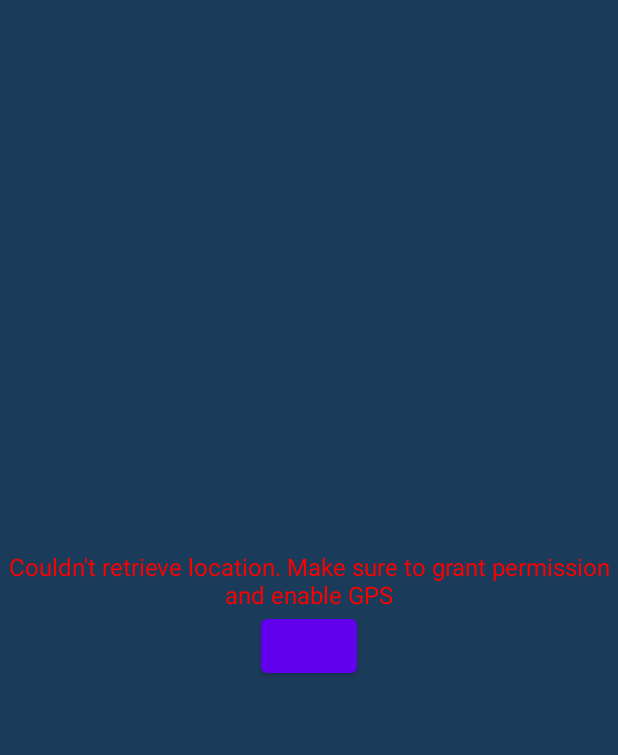
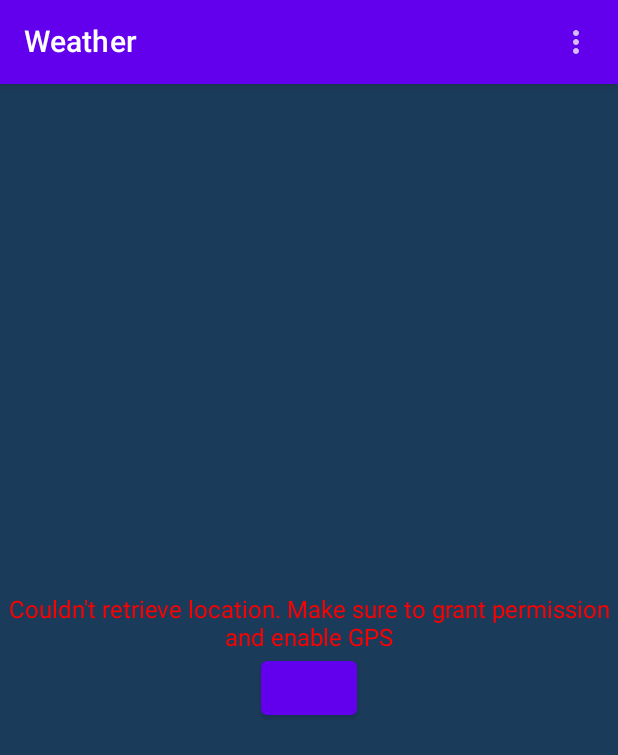
Before and after one commit to mahmoudhamdyae/Weather, an Android app built with Jetpack Compose: the screen it shows after launch (MainActivity), on a phone screen of 412 x 824 dp. Shown: the top 755 px of the screen. Run offline under Robolectric (Android 15) with nearby library versions, the phone set to English and light mode, and no system bars; our stand-ins replace Dagger/Hilt's generated code; 1 statement that could not run was skipped.

Commit message:
UI Refactor

```diff
--- a/app/src/main/AndroidManifest.xml
+++ b/app/src/main/AndroidManifest.xml
@@ -15,7 +15,7 @@
         android:supportsRtl="true"
         android:theme="@style/Theme.Weather">
         <activity
-            android:name=".MainActivity"
+            android:name=".ui.MainActivity"
             android:exported="true"
             android:theme="@style/Theme.Weather">
             <intent-filter>
--- a/app/src/main/java/com/mahmoudhamdyae/weather/MainActivity.kt
+++ b/app/src/main/java/com/mahmoudhamdyae/weather/ui/MainActivity.kt
@@ -1,4 +1,4 @@
-package com.mahmoudhamdyae.weather
+package com.mahmoudhamdyae.weather.ui
 
 import android.Manifest
 import android.content.Context
@@ -14,26 +14,14 @@ import androidx.activity.ComponentActivity
 import androidx.activity.compose.setContent
 import androidx.activity.result.contract.ActivityResultContracts
 import androidx.activity.viewModels
-import androidx.compose.foundation.background
 import androidx.compose.foundation.layout.*
-import androidx.compose.material.Button
-import androidx.compose.material.CircularProgressIndicator
-import androidx.compose.material.Text
-import androidx.compose.runtime.Composable
-import androidx.compose.ui.Alignment
-import androidx.compose.ui.Modifier
-import androidx.compose.ui.graphics.Color
-import androidx.compose.ui.res.stringResource
-import androidx.compose.ui.text.style.TextAlign
-import androidx.compose.ui.unit.dp
+import androidx.compose.material.*
+import androidx.compose.runtime.*
 import androidx.core.content.ContextCompat
 import com.google.android.gms.location.*
-import com.mahmoudhamdyae.weather.ui.WeatherCard
-import com.mahmoudhamdyae.weather.ui.WeatherForecast
-import com.mahmoudhamdyae.weather.ui.WeatherViewModel
-import com.mahmoudhamdyae.weather.ui.theme.DarkBlue
-import com.mahmoudhamdyae.weather.ui.theme.DeepBlue
+import com.mahmoudhamdyae.weather.R
 import com.mahmoudhamdyae.weather.ui.theme.WeatherTheme
+import com.mahmoudhamdyae.weather.ui.viewmodels.WeatherViewModel
 import dagger.hilt.android.AndroidEntryPoint
 import java.util.*
 
@@ -66,60 +54,17 @@ class MainActivity : ComponentActivity() {
 
         setContent {
             WeatherTheme {
-                Box(
-                    modifier = Modifier.fillMaxSize()
-                ) {
-                    Column(
-                        modifier = Modifier
-                            .fillMaxSize()
-                            .background(DarkBlue)
-                    ) {
-                        WeatherCard(
-                            state = viewModel.state,
-                            backgroundColor = DeepBlue
-                        )
-                        Spacer(modifier = Modifier.height(16.dp))
-                        WeatherForecast(state = viewModel.state)
-                    }
-                    if (viewModel.state.isLoading) {
-                        CircularProgressIndicator(
-                            modifier = Modifier.align(Alignment.Center)
-                        )
-                    }
-                    viewModel.state.error?.let { error ->
-                        ErrorMessage(error)
-                    }
-                }
-            }
-        }
-    }
-
-    @Composable
-    fun ErrorMessage(error: String, modifier: Modifier = Modifier) {
-        Column(
-            verticalArrangement = Arrangement.Center,
-            horizontalAlignment = Alignment.CenterHorizontally,
-            modifier = modifier.fillMaxSize()
-        ) {
-            Text(
-                text = error,
-                color = Color.Red,
-                textAlign = TextAlign.Center
-            )
-            Button(onClick = {
-                if (!isPermissionGranted()) {
-                    grantPermission()
-                } else if (!isGpsEnabled()) {
-                    getLastLocation()
-                }
-            }) {
-                if (!isPermissionGranted()) {
-                    Text(text = stringResource(id = R.string.button_text_permission))
-                } else if (!isGpsEnabled()) {
-                    Text(text = stringResource(id = R.string.button_text_gps))
-                } else {
-                    getLastLocation()
-                }
+                WeatherScreen(
+                    onMenuGetMyLocationItemClickListener = {
+                        getLastLocation() },
+                    onMenuNavigateToMapItemClickListener = {
+                        Toast.makeText(this,
+                            "In development", Toast.LENGTH_SHORT).show() },
+                    isPermissionGranted = isPermissionGranted(),
+                    grantPermission = { grantPermission() },
+                    isGpsEnabled = isGpsEnabled(),
+                    getLastLocation = { getLastLocation() }
+                )
             }
         }
     }
--- a/app/src/main/java/com/mahmoudhamdyae/weather/ui/WeatherCard.kt
+++ b/app/src/main/java/com/mahmoudhamdyae/weather/ui/WeatherCard.kt
@@ -16,6 +16,7 @@ import androidx.compose.ui.text.TextStyle
 import androidx.compose.ui.unit.dp
 import androidx.compose.ui.unit.sp
 import com.mahmoudhamdyae.weather.R
+import com.mahmoudhamdyae.weather.ui.viewmodels.WeatherState
 import java.time.format.DateTimeFormatter
 import kotlin.math.roundToInt
 
--- a/app/src/main/java/com/mahmoudhamdyae/weather/ui/WeatherForecast.kt
+++ b/app/src/main/java/com/mahmoudhamdyae/weather/ui/WeatherForecast.kt
@@ -9,6 +9,7 @@ import androidx.compose.ui.Modifier
 import androidx.compose.ui.graphics.Color
 import androidx.compose.ui.unit.dp
 import androidx.compose.ui.unit.sp
+import com.mahmoudhamdyae.weather.ui.viewmodels.WeatherState
 
 @Composable
 fun WeatherForecast(
--- /dev/null
+++ b/app/src/main/java/com/mahmoudhamdyae/weather/ui/WeatherScreen.kt
@@ -0,0 +1,139 @@
+package com.mahmoudhamdyae.weather.ui
+
+import androidx.compose.foundation.background
+import androidx.compose.foundation.layout.*
+import androidx.compose.material.*
+import androidx.compose.material.icons.Icons
+import androidx.compose.material.icons.filled.MoreVert
+import androidx.compose.runtime.*
+import androidx.compose.ui.Alignment
+import androidx.compose.ui.Modifier
+import androidx.compose.ui.graphics.Color
+import androidx.compose.ui.res.stringResource
+import androidx.compose.ui.text.style.TextAlign
+import androidx.compose.ui.unit.dp
+import androidx.lifecycle.viewmodel.compose.viewModel
+import com.mahmoudhamdyae.weather.R
+import com.mahmoudhamdyae.weather.ui.theme.DarkBlue
+import com.mahmoudhamdyae.weather.ui.theme.DeepBlue
+import com.mahmoudhamdyae.weather.ui.viewmodels.WeatherViewModel
+
+@Composable
+fun WeatherAppBar(
+    onMenuGetMyLocationItemClickListener: () -> Unit,
+    onMenuNavigateToMapItemClickListener: () -> Unit,
+    modifier: Modifier = Modifier
+) {
+    var showMenu by remember { mutableStateOf(false) }
+    TopAppBar(
+        title = { Text(stringResource(id = R.string.app_name)) },
+        modifier = modifier,
+        actions = {
+            IconButton(onClick = { showMenu = !showMenu }) {
+                Icon(
+                    imageVector = Icons.Filled.MoreVert,
+                    contentDescription = "More",
+                )
+            }
+            DropdownMenu(
+                expanded = showMenu,
+                onDismissRequest = { showMenu = false }
+            ) {
+                DropdownMenuItem(onClick = onMenuGetMyLocationItemClickListener) {
+                    Text(stringResource(id = R.string.menu_get_my_location))
+                }
+                DropdownMenuItem(onClick = onMenuNavigateToMapItemClickListener) {
+                    Text(stringResource(id = R.string.menu_get_location_from_map))
+                }
+            }
+        }
+    )
+}
+
+@Composable
+fun WeatherScreen(
+    onMenuGetMyLocationItemClickListener: () -> Unit,
+    onMenuNavigateToMapItemClickListener: () -> Unit,
+    isPermissionGranted: Boolean,
+    grantPermission: () -> Unit,
+    isGpsEnabled: Boolean,
+    getLastLocation: () -> Unit,
+    modifier: Modifier = Modifier,
+    viewModel: WeatherViewModel = viewModel()
+) {
+    Scaffold(
+        topBar = {
+            WeatherAppBar(
+                onMenuGetMyLocationItemClickListener = { onMenuGetMyLocationItemClickListener() },
+                onMenuNavigateToMapItemClickListener = { onMenuNavigateToMapItemClickListener() }
+    ) }
+    ) {
+        Box(
+            modifier = modifier.fillMaxSize()
+        ) {
+            Column(
+                modifier = Modifier
+                    .fillMaxSize()
+                    .background(DarkBlue)
+            ) {
+                WeatherCard(
+                    state = viewModel.state,
+                    backgroundColor = DeepBlue
+                )
+                Spacer(modifier = Modifier.height(16.dp))
+                WeatherForecast(state = viewModel.state)
+            }
+            if (viewModel.state.isLoading) {
+                CircularProgressIndicator(
+                    modifier = Modifier.align(Alignment.Center)
+                )
+            }
+            viewModel.state.error?.let { error ->
+                ErrorMessage(
+                    error = error,
+                    isPermissionGranted = isPermissionGranted,
+                    grantPermission = { grantPermission() },
+                    isGpsEnabled = isGpsEnabled,
+                    getLastLocation = { getLastLocation() }
+                )
+            }
+        }
+    }
+}
+
+@Composable
+fun ErrorMessage(
+    error: String,
+    isPermissionGranted: Boolean,
+    grantPermission: () -> Unit,
+    isGpsEnabled: Boolean,
+    getLastLocation: () -> Unit,
+    modifier: Modifier = Modifier
+) {
+    Column(
+        verticalArrangement = Arrangement.Center,
+        horizontalAlignment = Alignment.CenterHorizontally,
+        modifier = modifier.fillMaxSize()
+    ) {
+        Text(
+            text = error,
+            color = Color.Red,
+            textAlign = TextAlign.Center
+        )
+        Button(onClick = {
+            if (!isPermissionGranted) {
+                grantPermission()
+            } else if (!isGpsEnabled) {
+                getLastLocation()
+            }
+        }) {
+            if (!isPermissionGranted) {
+                Text(text = stringResource(id = R.string.button_text_permission))
+            } else if (!isGpsEnabled) {
+                Text(text = stringResource(id = R.string.button_text_gps))
+            } else {
+                getLastLocation()
+            }
+        }
+    }
+}
--- a/app/src/main/java/com/mahmoudhamdyae/weather/ui/WeatherState.kt
+++ b/app/src/main/java/com/mahmoudhamdyae/weather/ui/viewmodels/WeatherState.kt
@@ -1,4 +1,4 @@
-package com.mahmoudhamdyae.weather.ui
+package com.mahmoudhamdyae.weather.ui.viewmodels
 
 import com.mahmoudhamdyae.weather.domain.weather.WeatherInfo
 
--- a/app/src/main/java/com/mahmoudhamdyae/weather/ui/WeatherViewModel.kt
+++ b/app/src/main/java/com/mahmoudhamdyae/weather/ui/viewmodels/WeatherViewModel.kt
@@ -1,4 +1,4 @@
-package com.mahmoudhamdyae.weather.ui
+package com.mahmoudhamdyae.weather.ui.viewmodels
 
 import androidx.compose.runtime.getValue
 import androidx.compose.runtime.mutableStateOf
```
